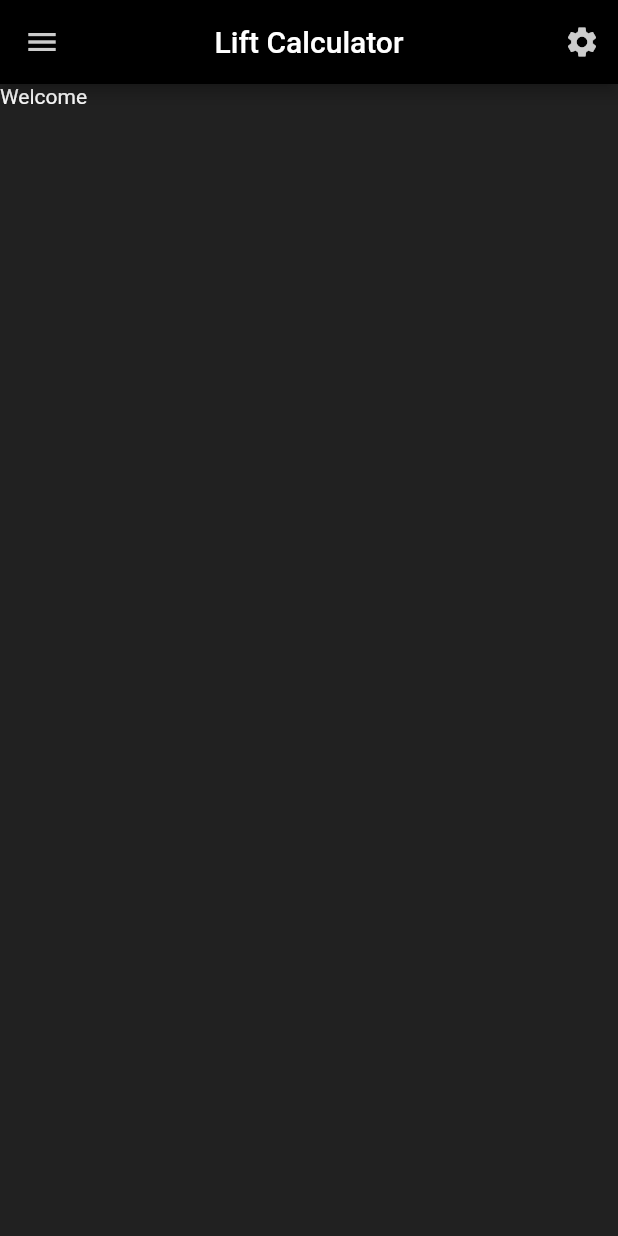
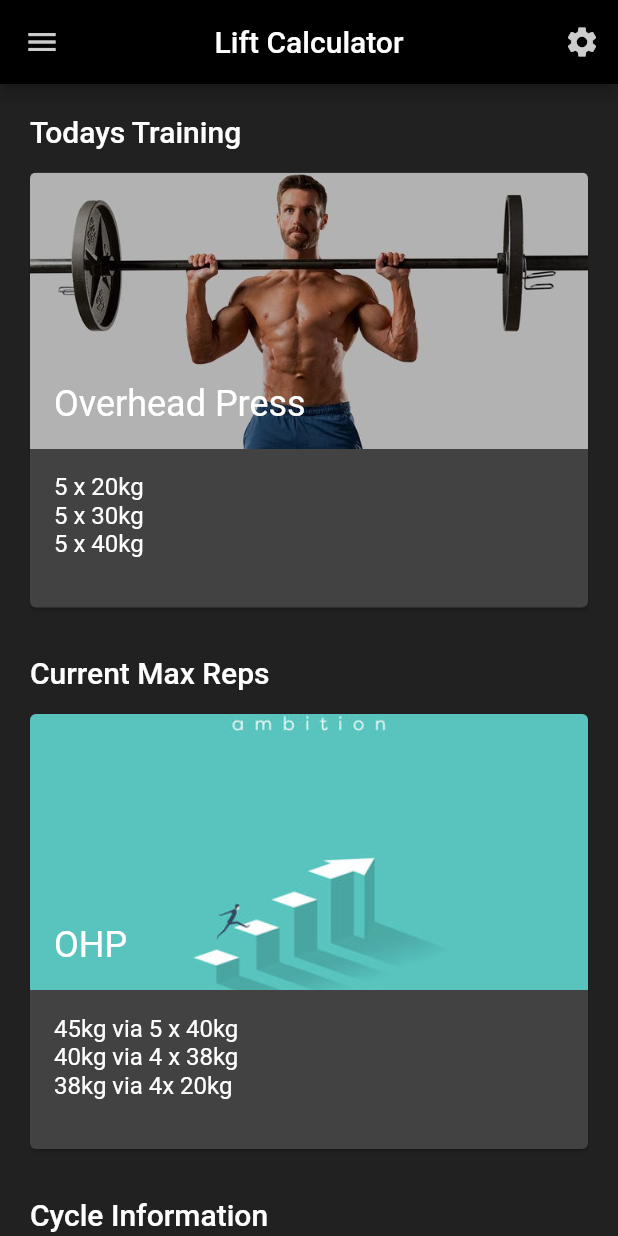
Before and after one commit to xMilotas/LiftCalculator, a Flutter app: the screen it shows after launch, on a phone screen of 412 x 824 dp. Run offline on Flutter 3.47's test engine with Material 2 defaults, Android fonts, the phone set to English and light mode, and no system bars; our stand-ins replace flutter_spinbox, shared_preferences, sqflite; accounts and stored records are empty.

Commit message:
added cards on homescreen w. mock data

```diff
--- /dev/null
+++ b/lib/models/card.dart
@@ -0,0 +1,134 @@
+import 'package:flutter/cupertino.dart';
+import 'package:flutter/material.dart';
+
+class HomeCard {
+  final String contentTitle;
+  final String contentRow1;
+  final String contentRow2;
+  final String contentRow3;
+  String imageName;
+
+  HomeCard(this.contentTitle, this.contentRow1, this.contentRow2, this.contentRow3, this.imageName);
+}
+
+/// A card that navigates to a specific route
+class TappableCard extends StatelessWidget {
+  final String sectionTitle;
+  final HomeCard cartContent;
+  final String route;
+
+  TappableCard({required this.sectionTitle, required this.cartContent, required this.route});
+
+  static const height = 298.0;
+
+  @override
+  Widget build(BuildContext context) {
+    return SafeArea(
+      top: false,
+      bottom: false,
+      child: Padding(
+        padding: const EdgeInsets.all(8),
+        child: Column(
+          children: [
+            CardSectionTitle(sectionTitle),
+            SizedBox(
+              height: height,
+              child: Card(
+                clipBehavior: Clip.antiAlias,
+                child: InkWell(
+                  // Navigate to whatever route was passed in
+                  onTap: () => Navigator.pushReplacementNamed(context, route),
+                  splashColor:
+                      Theme.of(context).colorScheme.onSurface.withOpacity(0.12),
+                  highlightColor: Colors.transparent,
+                  child: CardContent(cartContent),
+                ),
+              ),
+            ),
+          ],
+        ),
+      ),
+    );
+  }
+}
+
+class CardContent extends StatelessWidget{
+  final HomeCard _;
+ CardContent(this._);
+
+  @override
+  Widget build(BuildContext context) {
+    final theme = Theme.of(context);
+    final titleStyle = theme.textTheme.headline5!.copyWith(color: Colors.white);
+    final descriptionStyle = theme.textTheme.subtitle1;
+
+    return Column(
+      crossAxisAlignment: CrossAxisAlignment.start,
+      children: [
+        SizedBox(
+          height: 184,
+          child: Stack(
+            children: [
+              Positioned.fill(
+                // In order to have the ink splash appear above the image, you
+                // must use Ink.image. This allows the image to be painted as
+                // part of the Material and display ink effects above it. Using
+                // a standard Image will obscure the ink splash.
+                child: Ink.image(
+                  image: AssetImage(_.imageName),
+                  fit: BoxFit.cover,
+                  child: Container(),
+                ),
+              ),
+              Positioned(
+                bottom: 16,
+                left: 16,
+                right: 16,
+                child: FittedBox(
+                  fit: BoxFit.scaleDown,
+                  alignment: Alignment.centerLeft,
+                  child: Text(_.contentTitle, style: titleStyle),
+                ),
+              ),
+            ],
+          ),
+        ),
+        // Description and share/explore buttons.
+        Padding(
+          padding: const EdgeInsets.fromLTRB(16, 16, 16, 0),
+          child: DefaultTextStyle(
+            softWrap: false,
+            overflow: TextOverflow.ellipsis,
+            style: descriptionStyle!,
+            child: Column(
+              crossAxisAlignment: CrossAxisAlignment.start,
+              children: [
+                Text(_.contentRow1),
+                Text(_.contentRow2),
+                Text(_.contentRow3),
+              ],
+            ),
+          ),
+        ),
+      ],
+    );
+  }
+}
+
+
+
+class CardSectionTitle extends StatelessWidget{
+  final String title;
+  CardSectionTitle(this.title);
+
+  @override
+  Widget build(BuildContext context) {
+    return Padding(
+      padding: const EdgeInsets.fromLTRB(4, 4, 4, 12),
+      child: Align(
+        alignment: Alignment.centerLeft,
+        child: Text(title, style: Theme.of(context).textTheme.headline6),
+      ),
+    );
+  }
+}
--- a/lib/models/drawer.dart
+++ b/lib/models/drawer.dart
@@ -12,7 +12,7 @@ buildDrawer(context) => Drawer(
           ),
           ListTile(
             leading: Icon(Icons.edit),
-            title: const Text('Configure TM'),
+            title: const Text('Configure 1RM/TM'),
             onTap: () {
               Navigator.pushReplacementNamed(context, '/trainingConfig');
             },
--- a/lib/screens/home_screen.dart
+++ b/lib/screens/home_screen.dart
@@ -1,5 +1,6 @@
 import 'package:flutter/material.dart';
 import 'package:liftcalculator/models/appBar.dart';
+import 'package:liftcalculator/models/card.dart';
 import 'package:liftcalculator/models/drawer.dart';
 import 'package:liftcalculator/models/profile.dart';
 
@@ -8,21 +9,57 @@ import 'package:provider/provider.dart';
 
 class HomeScreen extends StatefulWidget {
   @override
-  _TrainingMaxConfigScreenState createState() =>
-      _TrainingMaxConfigScreenState();
+  _HomeScreenState createState() =>
+      _HomeScreenState();
 }
 
-class _TrainingMaxConfigScreenState extends State<HomeScreen> {
+class _HomeScreenState extends State<HomeScreen> {
   @override
   Widget build(BuildContext context) {
     var profile = Provider.of<UserProfile>(context);
-     if (profile.isLoaded == false) {
+    if (profile.isLoaded == false) {
       return Splash();
     } else
       return Scaffold(
         appBar: buildAppBar(context),
-        body: Scaffold(body: Container(child: Text('Welcome'),),),
+        body: Scrollbar(
+          child: ListView(
+            padding: const EdgeInsets.only(top: 8, left: 8, right: 8),
+            children: [
+              Container(
+                  margin: const EdgeInsets.only(bottom: 8),
+                  child: TappableCard(
+                      sectionTitle: 'Todays Training',
+                      cartContent: HomeCard('Overhead Press', '5 x 20kg',
+                          '5 x 30kg', '5 x 40kg', 'graphics/ohp.png'),
+                      route: '/excercise')),
+              Container(
+                  margin: const EdgeInsets.only(bottom: 8),
+                  child: TappableCard(
+                      sectionTitle: 'Current Max Reps',
+                      cartContent: HomeCard(
+                          'OHP', '45kg via 5 x 40kg', '40kg via 4 x 38kg', '38kg via 4x 20kg','graphics/stats.png'),
+                      route: '/stats')),
+              Container(
+                  margin: const EdgeInsets.only(bottom: 8),
+                  child: TappableCard(
+                      sectionTitle: 'Cycle Information',
+                      cartContent: HomeCard(
+                          'Boring But Big', 'Cycle Type: Leader', 'Cycle Number: Cycle 1', 'Current Week: Week 2', 'graphics/cycle.png'),
+                      route: '/cycleOverview')),
+            ],
+          ),
+        ),
         drawer: buildDrawer(context),
       );
   }
 }
+
+/**
+ * TODO:
+ *      - Show current cycle number
+ *      - Show current cycle type
+ *      - Have a top row that shows current TM (can be straight forward)
+ *      - Today's training as card - on press - move
+ *      - (Give option to change training)
+ * */
```
Also changed, not shown: graphics/cycle.png (added), graphics/ohp.png (added), graphics/stats.png (added).
